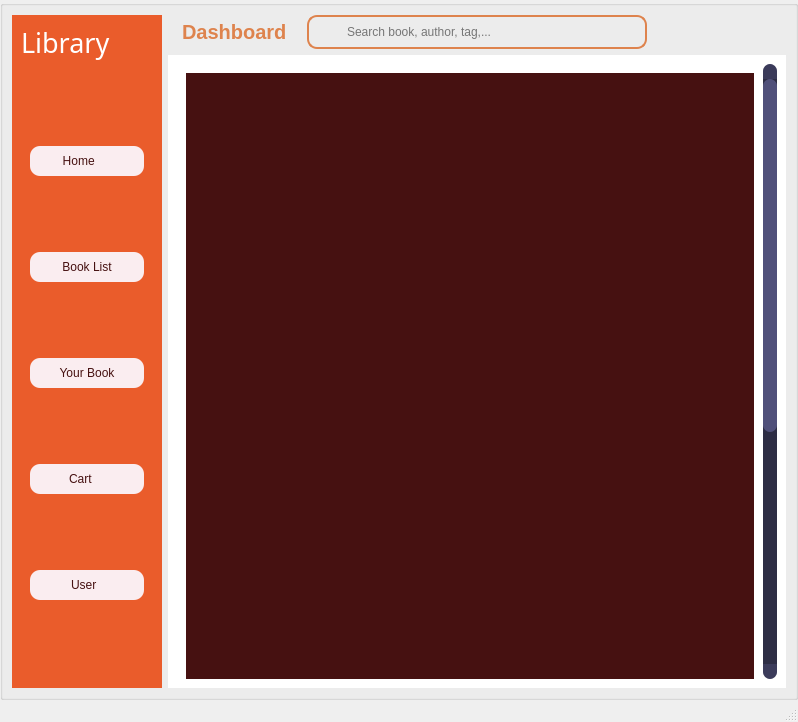
First picture: the form in BMS/mainwindow.ui, repository hoangtrungnguyen1010/Library-Management, before the edit.
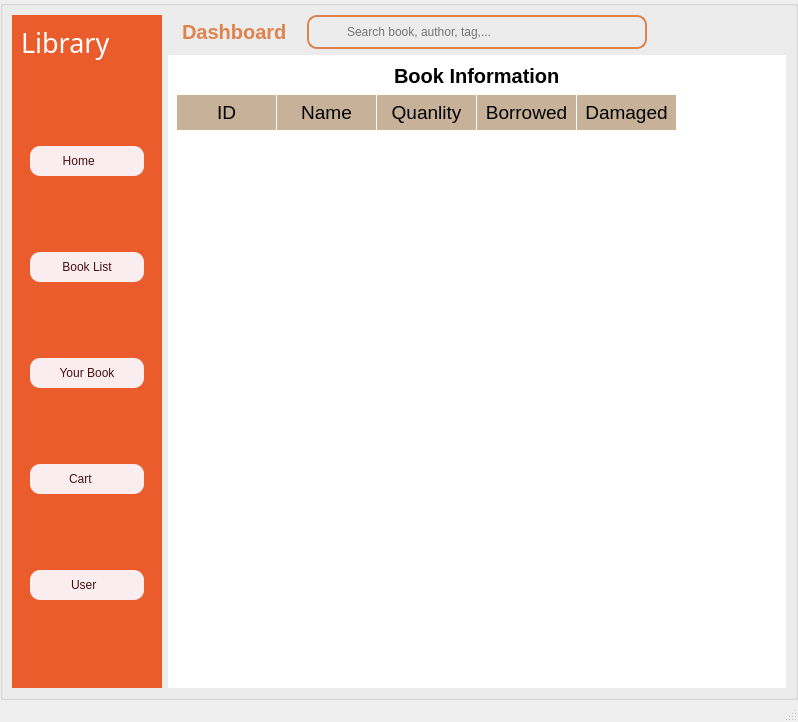
Second picture: the form after the edit. The open tabs and pages were chosen to show the change. Icons and pictures are not drawn.

Commit message: update sort + check borrowed + damaged

```diff
--- a/BMS/mainwindow.ui
+++ b/BMS/mainwindow.ui
@@ -2744,6 +2744,222 @@
               </item>
              </layout>
             </widget>
+            <widget class="QWidget" name="BookInfor">
+             <layout class="QVBoxLayout" name="verticalLayout_45">
+              <item alignment="Qt::AlignHCenter">
+               <widget class="QLabel" name="label_47">
+                <property name="font">
+                 <font>
+                  <pointsize>15</pointsize>
+                  <weight>75</weight>
+                  <bold>true</bold>
+                 </font>
+                </property>
+                <property name="text">
+                 <string>Book Information</string>
+                </property>
+               </widget>
+              </item>
+              <item>
+               <widget class="QTableWidget" name="book_table">
+                <property name="styleSheet">
+                 <string notr="true">QScollBar:vertical {
+	border: none;
+    background: rgb(45, 45, 68);
+    width: 14px;
+    margin: 15px 0 15px 0;
+	border-radius: 0px;
+ }
+
+/*  HANDLE BAR VERTICAL */
+QScrollBar::handle:vertical {	
+	background-color: rgb(80, 80, 122);
+	min-height: 30px;
+	border-radius: 7px;
+}
+QScrollBar::handle:vertical:hover{	
+	background-color: #DE834D;
+}
+QScrollBar::handle:vertical:pressed {	
+	background-color: rgb(185, 0, 92);
+}
+
+/* BTN TOP - SCROLLBAR */
+QScrollBar::sub-line:vertical {
+	border: none;
+	background-color: rgb(59, 59, 90);
+	height: 15px;
+	border-top-left-radius: 7px;
+	border-top-right-radius: 7px;
+	subcontrol-position: top;
+	subcontrol-origin: margin;
+}
+QScrollBar::sub-line:vertical:hover {	
+	background-color: rgb(255, 0, 127);
+}
+QScrollBar::sub-line:vertical:pressed {	
+	background-color: rgb(185, 0, 92);
+}
+QHeaderView::section {
+    background-color: #C7B198;
+    padding: 4px;
+    font-size: 14pt;
+    border-style: none;
+    border-bottom: 1px solid #fffff8;
+    border-right: 1px solid #fffff8;
+}
+
+QHeaderView::section:horizontal
+{
+    border-top: 1px solid #fffff8;
+}
+
+QHeaderView::section:vertical
+{
+    border-left: 1px solid #fffff8;
+}
+
+/* BTN BOTTOM - SCROLLBAR */
+QScrollBar::add-line:vertical {
+	border: none;
+	background-color: rgb(59, 59, 90);
+	height: 15px;
+	border-bottom-left-radius: 7px;
+	border-bottom-right-radius: 7px;
+	subcontrol-position: bottom;
+	subcontrol-origin: margin;
+}
+QScrollBar::add-line:vertical:hover {	
+	background-color: rgb(255, 0, 127);
+}
+QScrollBar::add-line:vertical:pressed {	
+	background-color: rgb(185, 0, 92);
+}
+
+/* RESET ARROW */
+QScrollBar::up-arrow:vertical, QScrollBar::down-arrow:vertical {
+	background: none;
+}
+QScrollBar::add-page:vertical, QScrollBar::sub-page:vertical {
+	background: none;
+}
+
+
+
+/* HORIZONTAL SCROLLBAR - HOMEWORK */
+QScrollBar:horizontal {
+   border: none;
+    background: rgb(45, 45, 68);
+    width: 14px;
+    margin: 15px 0 15px 0;
+	border-radius: 0px;
+}
+QScrollBar::handle:horizontal {
+    background-color: rgb(80, 80, 122);
+	min-height: 30px;
+	border-radius: 7px;
+}
+QScrollBar::add-line:horizontal {
+    border: none;
+	background-color: rgb(59, 59, 90);
+	height: 15px;
+	border-bottom-left-radius: 7px;
+	border-bottom-right-radius: 7px;
+	subcontrol-position: bottom;
+	subcontrol-origin: margin;
+}
+QScrollBar::sub-line:horizontal {
+    border: none;
+	background-color: rgb(59, 59, 90);
+	height: 15px;
+	border-top-left-radius: 7px;
+	border-top-right-radius: 7px;
+	subcontrol-position: top;
+	subcontrol-origin: margin;
+}
+QScrollBar::handle:horizontal:hover{	
+	background-color: #DE834D;
+}
+QScrollBar::sub-line:horizontal:hover {	
+	background-color: rgb(255, 0, 127);
+}
+QScrollBar::add-line:horizontal:hover {	
+	background-color: rgb(255, 0, 127);
+}
+QScrollBar::up-arrow:horizontal, QScrollBar::down-arrow:horizontal
+{
+background: none;
+}
+QScrollBar::add-page:horizontal, QScrollBar::sub-page:horizontal
+{
+background: none;
+}
+</string>
+                </property>
+                <column>
+                 <property name="text">
+                  <string>ID</string>
+                 </property>
+                 <property name="font">
+                  <font>
+                   <pointsize>10</pointsize>
+                   <weight>75</weight>
+                   <bold>true</bold>
+                  </font>
+                 </property>
+                </column>
+                <column>
+                 <property name="text">
+                  <string>Name</string>
+                 </property>
+                 <property name="font">
+                  <font>
+                   <pointsize>10</pointsize>
+                   <weight>75</weight>
+                   <bold>true</bold>
+                  </font>
+                 </property>
+                </column>
+                <column>
+                 <property name="text">
+                  <string>Quanlity</string>
+                 </property>
+                 <property name="font">
+                  <font>
+                   <pointsize>10</pointsize>
+                   <weight>75</weight>
+                   <bold>true</bold>
+                  </font>
+                 </property>
+                </column>
+                <column>
+                 <property name="text">
+                  <string>Borrowed</string>
+                 </property>
+                 <property name="font">
+                  <font>
+                   <pointsize>10</pointsize>
+                   <weight>75</weight>
+                   <bold>true</bold>
+                  </font>
+                 </property>
+                </column>
+                <column>
+                 <property name="text">
+                  <string>Damaged</string>
+                 </property>
+                 <property name="font">
+                  <font>
+                   <pointsize>10</pointsize>
+                   <weight>75</weight>
+                   <bold>true</bold>
+                  </font>
+                 </property>
+                </column>
+               </widget>
+              </item>
+             </layout>
+            </widget>
             <widget class="QWidget" name="Add">
              <layout class="QVBoxLayout" name="verticalLayout_37">
               <item>
```
Left out of the diff: 24 changed lines with no effect on the pictures. The commit also changes 8 other files.
